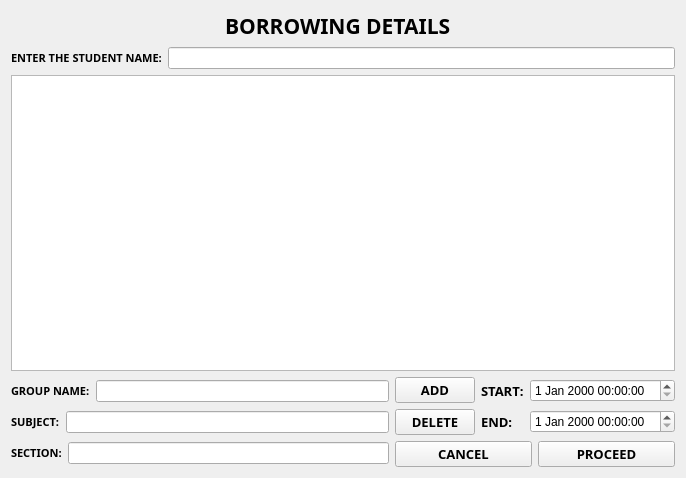
Old version of the form borrowingd.ui in the repository markytools/sume-borrower-app.
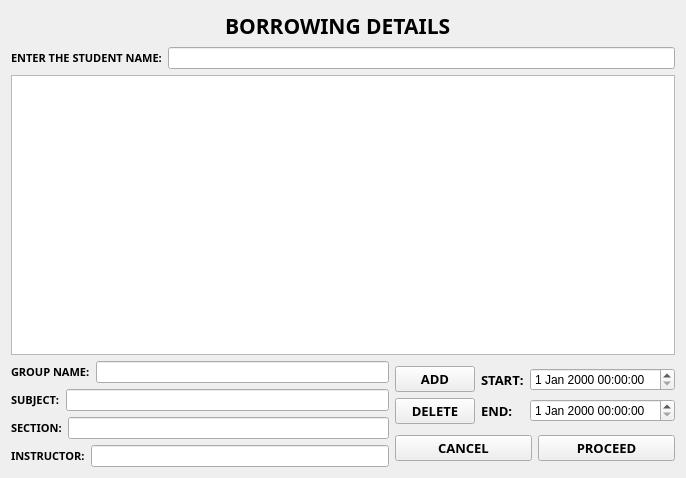
New version of the form.

Patch:
```diff
--- a/borrowingd.ui
+++ b/borrowingd.ui
@@ -146,6 +146,28 @@
            </item>
           </layout>
          </item>
+         <item>
+          <layout class="QHBoxLayout" name="horizontalLayout_10">
+           <item>
+            <widget class="QLabel" name="label_12">
+             <property name="font">
+              <font>
+               <family>Segoe UI Black</family>
+               <pointsize>8</pointsize>
+               <weight>75</weight>
+               <bold>true</bold>
+              </font>
+             </property>
+             <property name="text">
+              <string>SECTION:</string>
+             </property>
+            </widget>
+           </item>
+           <item>
+            <widget class="QLineEdit" name="section_2"/>
+           </item>
+          </layout>
+         </item>
          <item>
           <layout class="QHBoxLayout" name="horizontalLayout_3">
            <item>
@@ -159,7 +181,7 @@
               </font>
              </property>
              <property name="text">
-              <string>SECTION:</string>
+              <string>INSTRUCTOR:</string>
              </property>
             </widget>
            </item>
```
